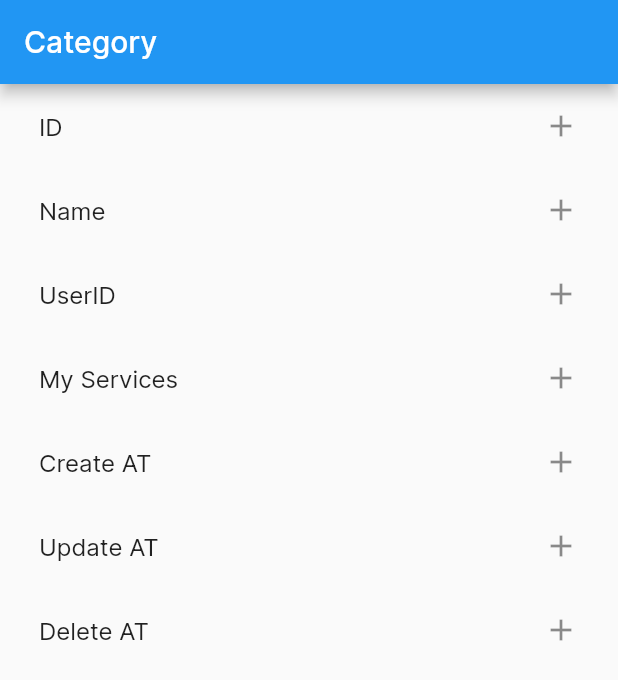
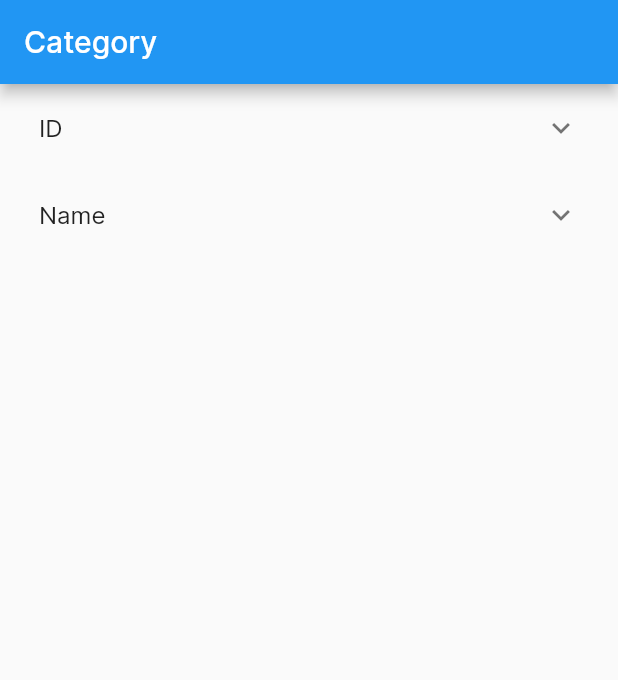
Before and after one commit to hovanduong/salon_management, a Flutter app: the screen it shows after launch, on a phone screen of 412 x 824 dp. Shown: the top 680 px of the screen. Run offline on Flutter 3.47's test engine with Material 2 defaults, Android fonts, the phone set to English and light mode, and no system bars; our stand-ins replace cloud_firestore, connectivity_plus, device_info_plus, dotted_border, firebase_analytics, firebase_auth and 12 more; missing offline and left inert: firebase_performance; accounts and stored records are empty; generated files the repository leaves out were written again; network calls fail.

Commit message:
feat: update-category

```diff
--- a/lib/src/presentation/category/category_screen.dart
+++ b/lib/src/presentation/category/category_screen.dart
@@ -32,11 +32,6 @@ class _CategoryScreenState extends State<CategoryScreen> {
   final List<Category> categories = [
     Category('ID', Icons.add),
     Category('Name', Icons.add),
-    Category('UserID', Icons.add),
-    Category('My Services', Icons.add),
-    Category('Create AT', Icons.add),
-    Category('Update AT', Icons.add),
-    Category('Delete AT', Icons.add),
   ];
 
   Widget buildCategory() {
@@ -52,10 +47,24 @@ class _CategoryScreenState extends State<CategoryScreen> {
         itemBuilder: (context, index) {
           return Padding(
             padding: const EdgeInsets.symmetric(horizontal: 10),
-            child: ListTile(
+            child: ExpansionTile(
               title: Text(categories[index].name),
-              trailing: Icon(categories[index].icon),
-              onTap: () {},
+              children: [
+                // Hiển thị nội dung danh mục ở đây
+                Padding(
+                  padding: const EdgeInsets.all(16.0),
+                  child: Padding(
+                    padding: const EdgeInsets.symmetric(horizontal: 20),
+                    child: Row(
+                      mainAxisAlignment: MainAxisAlignment.spaceBetween,
+                      children: [
+                        Text(categories[index].name),
+                        Icon(categories[index].icon),
+                      ],
+                    ),
+                  ),
+                ),
+              ],
             ),
           );
         },
--- a/lib/src/utils/http_remote.dart
+++ b/lib/src/utils/http_remote.dart
@@ -11,7 +11,7 @@ String accessToken = '';
 Map<String, String> requestHeaders = {};
 
 class Constants {
-  static String baseUrl = 'https://dating.chuctet.online';
+  static String baseUrl = 'https://spa-api.dhysolutions.net';
 }
 
 class HttpRemote {
```
Also changed, not shown: lib/src/resource/service/auth.dart (+19 -11 lines).
